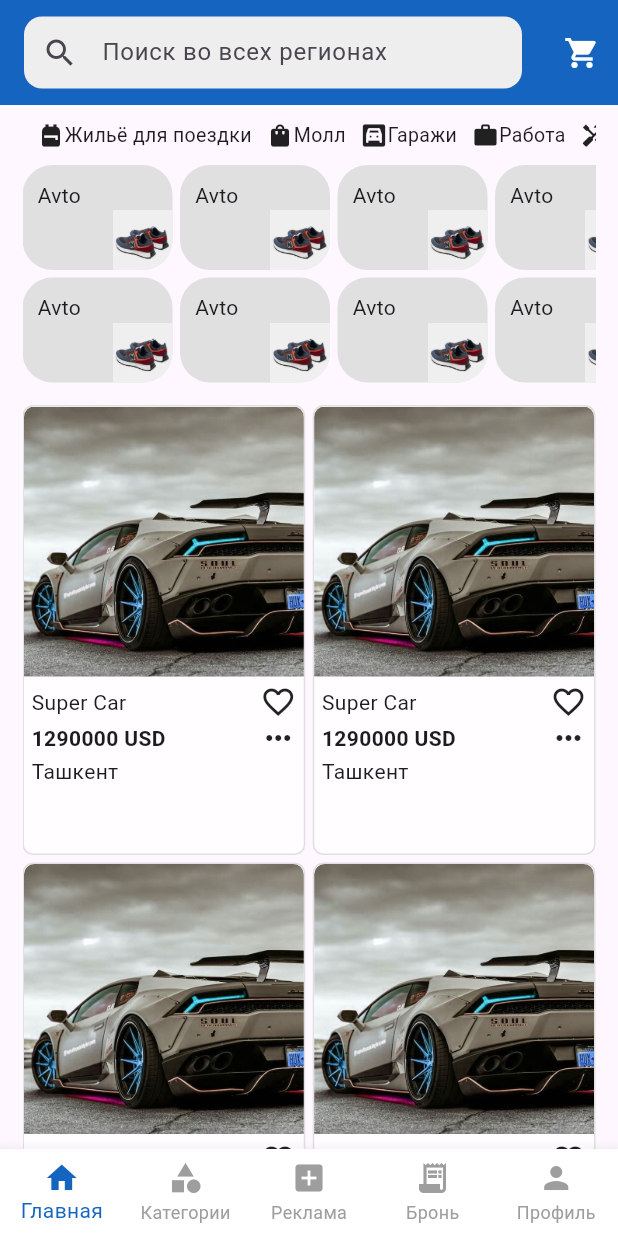
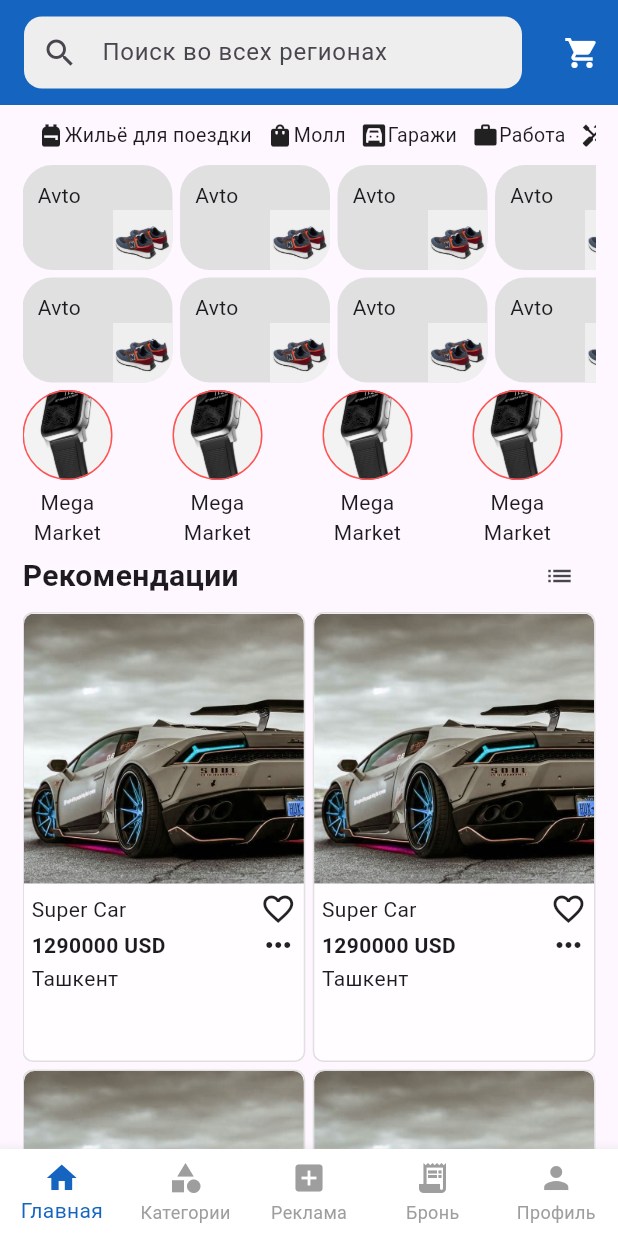
Before and after one commit to Ismat9999/discount, a Flutter app: the screen it shows after launch, on a phone screen of 412 x 824 dp. Run offline on Flutter 3.47's test engine with Material 3 defaults, Android fonts, the phone set to English and light mode, and no system bars.

Commit message:
main list implement

```diff
--- a/lib/pages/support_page/main_page.dart
+++ b/lib/pages/support_page/main_page.dart
@@ -2,6 +2,7 @@ import 'package:flutter/material.dart';
 import 'package:flutter_staggered_grid_view/flutter_staggered_grid_view.dart';
 
 import '../../widgets/items/item_of_grid_view.dart';
+import '../../widgets/items/item_of_list_member.dart';
 import '../../widgets/items/item_of_post.dart';
 
 class MainPage extends StatefulWidget {
@@ -14,6 +15,7 @@ class MainPage extends StatefulWidget {
 class _MainPageState extends State<MainPage> {
   ScrollController scrollController = ScrollController();
   bool isLoading = false;
+
   final List<Map<String, dynamic>> topCategories = [
     {
       'title': 'Жильё для поездки',
@@ -197,11 +199,25 @@ class _MainPageState extends State<MainPage> {
                   ],
                 ),
                 ),
-              SizedBox(
-                height: 10,
+              Container(
+                height:100,
+                child: GridView.builder(gridDelegate: SliverGridDelegateWithFixedCrossAxisCount(crossAxisCount:1),
+                  scrollDirection: Axis.horizontal,
+                  itemCount: 20,
+                  itemBuilder: (context,index){
+                     return itemOfListMember(context);
+                  },
+                ),
+              ),
+              Row(
+                mainAxisAlignment: MainAxisAlignment.spaceBetween,
+                children: [
+                  Text("Рекомендации",style: TextStyle(fontSize: 20,fontWeight: FontWeight.bold),),
+                  IconButton(onPressed: (){}, icon: Icon(Icons.list,size: 20,),),
+                ],
               ),
               Container(
-                height: MediaQuery.of(context).size.height,
+                height: 600,
                 child: MasonryGridView.builder(
                   gridDelegate: SliverSimpleGridDelegateWithFixedCrossAxisCount(
                       crossAxisCount: 2),
--- /dev/null
+++ b/lib/widgets/items/item_of_list_member.dart
@@ -0,0 +1,39 @@
+import 'package:flutter/material.dart';
+
+Widget itemOfListMember(BuildContext context) {
+  return GestureDetector(
+    onTap: () {},
+    child: Container(
+      height: 90,
+      child: Row(
+    mainAxisAlignment: MainAxisAlignment.spaceBetween,
+        children: [
+          Column(
+            children: [
+              Container(
+                  width: 60,
+                  height: 60,
+                  decoration: BoxDecoration(
+                    borderRadius: BorderRadius.circular(30),
+                    border: Border.all(color: Colors.redAccent),
+                    image: DecorationImage(image: AssetImage("assets/images/watch.jpg"),fit: BoxFit.cover),
+                  )),
+              SizedBox(
+                height: 5,
+              ),
+              Container(
+                constraints: BoxConstraints(
+                  maxHeight: 35,maxWidth: 60,
+                ),
+                child: Text(
+                  "Mega Market",
+                  textAlign: TextAlign.center,
+                ),
+              ),
+            ],
+          ),
+        ],
+      ),
+    ),
+  );
+}
```
